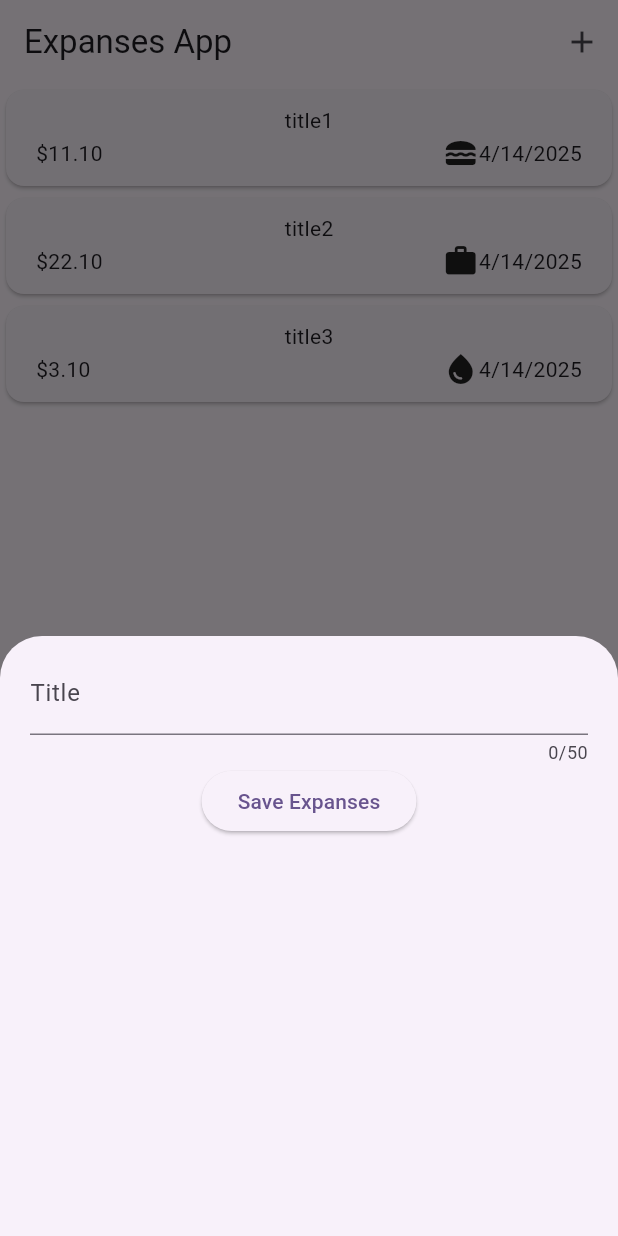
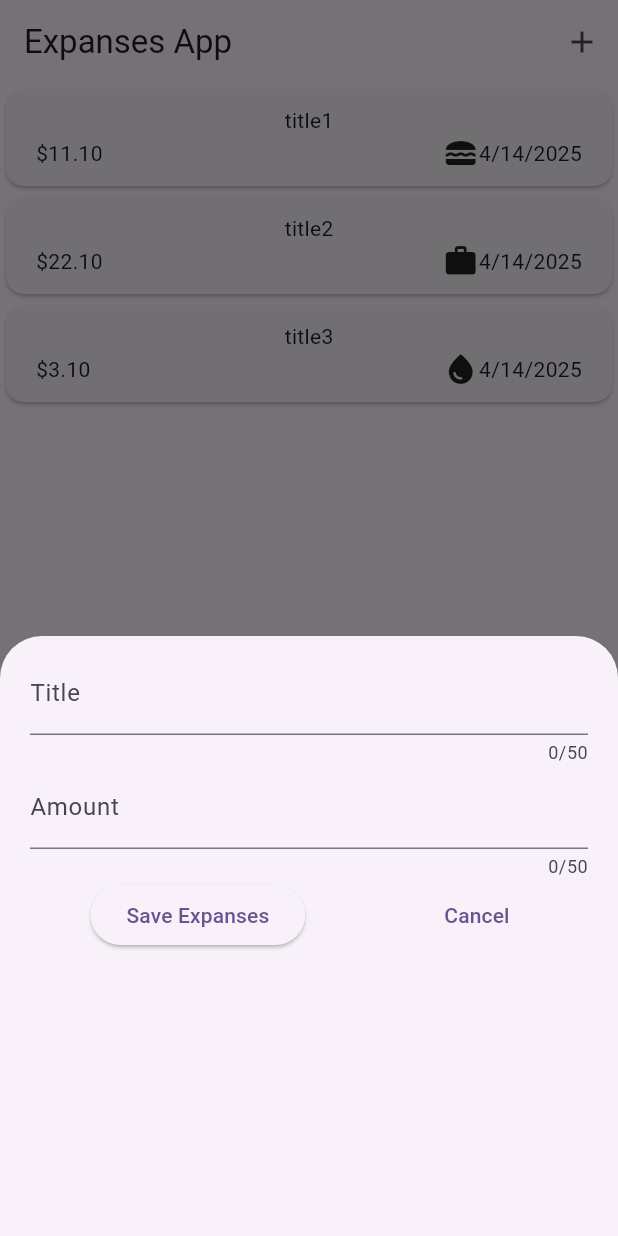
Before and after one commit to engIbrahemQruea/expenses, a Flutter app: the screen it shows after launch, after a tap on the "add" icon, on a phone screen of 412 x 824 dp. Run offline on Flutter 3.47's test engine with Material 3 defaults, Android fonts, the phone set to English and light mode, and no system bars.

Commit message:
pop sheet

```diff
--- a/lib/widgets/expanse_text_field.dart
+++ b/lib/widgets/expanse_text_field.dart
@@ -10,6 +10,7 @@ class ExpanseTextField extends StatefulWidget {
 
 class _ExpanseTextFieldState extends State<ExpanseTextField> {
   final titleController = TextEditingController();
+  final amountController = TextEditingController();
 
   @override
   void dispose() {
@@ -30,11 +31,30 @@ class _ExpanseTextFieldState extends State<ExpanseTextField> {
               label: Text('Title'),
             ),
           ),
-          ElevatedButton(
-            onPressed: () {
-              log(titleController.text);
-            },
-            child: const Text('Save Expanses'),
+          TextField(
+            controller: amountController,
+            keyboardType: TextInputType.number,
+            maxLength: 50,
+            decoration: const InputDecoration(
+              label: Text('Amount'),
+            ),
+          ),
+          Row(
+            mainAxisAlignment: MainAxisAlignment.spaceAround,
+            children: [
+              ElevatedButton(
+                onPressed: () {
+                  log(titleController.text);
+                },
+                child: const Text('Save Expanses'),
+              ),
+              TextButton(
+                onPressed: () {
+                  Navigator.pop(context);
+                },
+                child: Text('Cancel'),
+              ),
+            ],
           ),
         ],
       ),
```
